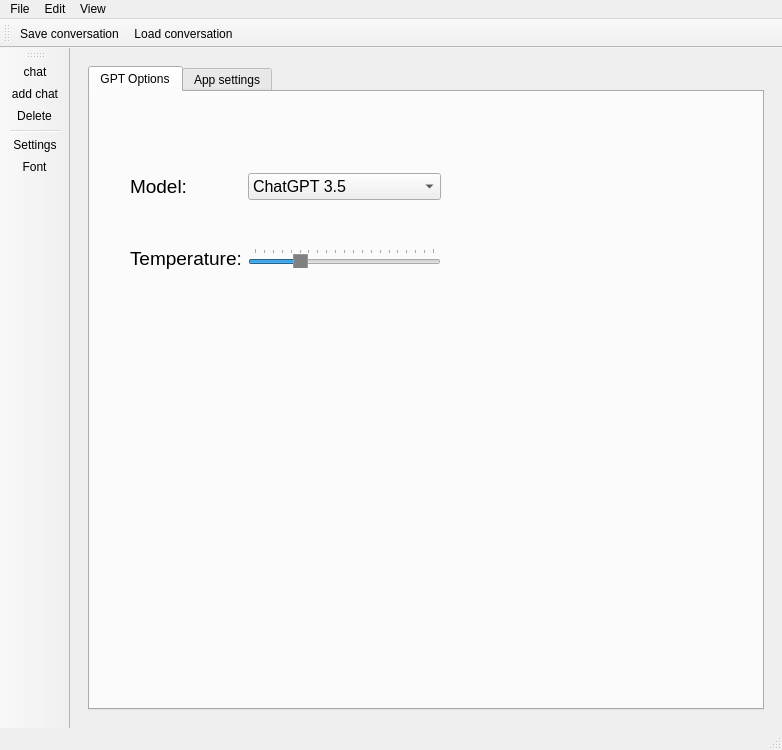
Qt form UImainwindow.ui (Dduthie/EE_GPT) before a commit.
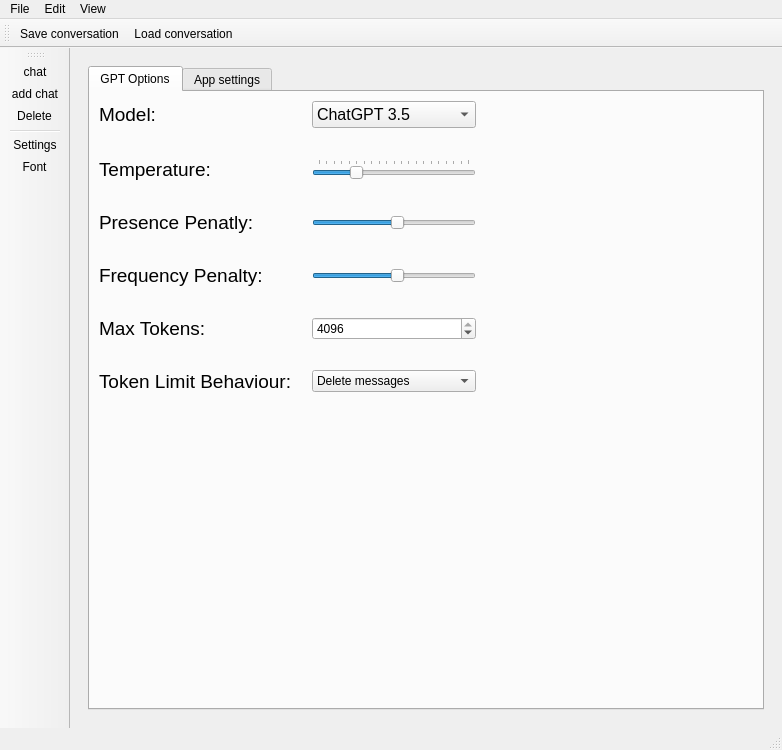
The same form after that commit. The open tabs and pages were chosen to show the change. Icons and pictures are not drawn.

```diff
--- a/UImainwindow.ui
+++ b/UImainwindow.ui
@@ -186,41 +186,15 @@
            <attribute name="title">
             <string>GPT Options</string>
            </attribute>
-           <widget class="QWidget" name="">
-            <property name="geometry">
-             <rect>
-              <x>40</x>
-              <y>40</y>
-              <width>311</width>
-              <height>181</height>
-             </rect>
-            </property>
+           <layout class="QGridLayout" name="gridLayout_7">
+            <item row="0" column="0">
             <layout class="QGridLayout" name="gridLayout_4">
-             <item row="0" column="0">
-              <widget class="QLabel" name="modelLabel">
-               <property name="sizePolicy">
-                <sizepolicy hsizetype="Fixed" vsizetype="Fixed">
-                 <horstretch>0</horstretch>
-                 <verstretch>0</verstretch>
-                </sizepolicy>
-               </property>
-               <property name="font">
-                <font>
-                 <family>Segoe UI</family>
-                 <pointsize>14</pointsize>
-                </font>
-               </property>
-               <property name="layoutDirection">
-                <enum>Qt::LeftToRight</enum>
-               </property>
-               <property name="styleSheet">
-                <string notr="true"/>
-               </property>
-               <property name="text">
-                <string>Model:</string>
-               </property>
-              </widget>
-             </item>
+              <property name="horizontalSpacing">
+               <number>20</number>
+              </property>
+              <property name="verticalSpacing">
+               <number>30</number>
+              </property>
              <item row="0" column="1">
               <widget class="QComboBox" name="modelCombo">
                <property name="sizePolicy">
@@ -257,10 +231,35 @@
                </item>
               </widget>
              </item>
+              <item row="0" column="0">
+               <widget class="QLabel" name="modelLabel">
+                <property name="sizePolicy">
+                 <sizepolicy hsizetype="Preferred" vsizetype="Preferred">
+                  <horstretch>0</horstretch>
+                  <verstretch>0</verstretch>
+                 </sizepolicy>
+                </property>
+                <property name="font">
+                 <font>
+                  <family>Segoe UI</family>
+                  <pointsize>14</pointsize>
+                 </font>
+                </property>
+                <property name="layoutDirection">
+                 <enum>Qt::LeftToRight</enum>
+                </property>
+                <property name="styleSheet">
+                 <string notr="true"/>
+                </property>
+                <property name="text">
+                 <string>Model:</string>
+                </property>
+               </widget>
+              </item>
              <item row="1" column="0">
               <widget class="QLabel" name="tempLabel">
                <property name="sizePolicy">
-                <sizepolicy hsizetype="Fixed" vsizetype="Fixed">
+                 <sizepolicy hsizetype="Preferred" vsizetype="Preferred">
                  <horstretch>0</horstretch>
                  <verstretch>0</verstretch>
                 </sizepolicy>
@@ -282,6 +281,67 @@
                </property>
               </widget>
              </item>
+              <item row="4" column="0">
+               <widget class="QLabel" name="label_6">
+                <property name="font">
+                 <font>
+                  <family>Segoe UI</family>
+                  <pointsize>14</pointsize>
+                 </font>
+                </property>
+                <property name="text">
+                 <string>Max Tokens:</string>
+                </property>
+               </widget>
+              </item>
+              <item row="5" column="1">
+               <widget class="QComboBox" name="comboBox">
+                <item>
+                 <property name="text">
+                  <string>Delete messages</string>
+                 </property>
+                </item>
+                <item>
+                 <property name="text">
+                  <string>Summarize conversation</string>
+                 </property>
+                </item>
+                <item>
+                 <property name="text">
+                  <string>Choose messages</string>
+                 </property>
+                </item>
+               </widget>
+              </item>
+              <item row="2" column="1">
+               <widget class="QSlider" name="horizontalSlider">
+                <property name="minimum">
+                 <number>1</number>
+                </property>
+                <property name="maximum">
+                 <number>20</number>
+                </property>
+                <property name="value">
+                 <number>11</number>
+                </property>
+                <property name="orientation">
+                 <enum>Qt::Horizontal</enum>
+                </property>
+               </widget>
+              </item>
+              <item row="5" column="0">
+               <widget class="QLabel" name="label_2">
+                <property name="font">
+                 <font>
+                  <family>Segoe UI</family>
+                  <pointsize>14</pointsize>
+                 </font>
+                </property>
+                <property name="text">
+                 <string>Token Limit Behaviour:</string>
+                </property>
+               </widget>
+              </item>
              <item row="1" column="1">
               <widget class="QSlider" name="tempSlider">
                <property name="sizePolicy">
@@ -299,14 +359,7 @@
         height: 5px;
     }
 
-    QSlider::handle:horizontal {
-        background: grey;
-        border: 1px solid #999999;
-        width: 10px;
-        height: 10px;
-        margin: -5px 0;
-        border-radius: 10px;
-    }</string>
+</string>
                </property>
                <property name="minimum">
                 <number>0</number>
@@ -337,8 +390,90 @@
                </property>
               </widget>
              </item>
-            </layout>
-           </widget>
+              <item row="2" column="0">
+               <widget class="QLabel" name="label_4">
+                <property name="font">
+                 <font>
+                  <family>Segoe UI</family>
+                  <pointsize>14</pointsize>
+                 </font>
+                </property>
+                <property name="text">
+                 <string>Presence Penatly:</string>
+                </property>
+               </widget>
+              </item>
+              <item row="4" column="1">
+               <widget class="QSpinBox" name="spinBox">
+                <property name="minimum">
+                 <number>1</number>
+                </property>
+                <property name="maximum">
+                 <number>4096</number>
+                </property>
+                <property name="value">
+                 <number>4096</number>
+                </property>
+               </widget>
+              </item>
+              <item row="3" column="0">
+               <widget class="QLabel" name="label_7">
+                <property name="font">
+                 <font>
+                  <family>Segoe UI</family>
+                  <pointsize>14</pointsize>
+                 </font>
+                </property>
+                <property name="text">
+                 <string>Frequency Penalty:</string>
+                </property>
+               </widget>
+              </item>
+              <item row="3" column="1">
+               <widget class="QSlider" name="horizontalSlider_2">
+                <property name="minimum">
+                 <number>1</number>
+                </property>
+                <property name="maximum">
+                 <number>20</number>
+                </property>
+                <property name="value">
+                 <number>11</number>
+                </property>
+                <property name="orientation">
+                 <enum>Qt::Horizontal</enum>
+                </property>
+               </widget>
+              </item>
+             </layout>
+            </item>
+            <item row="1" column="0">
+             <spacer name="verticalSpacer_3">
+              <property name="orientation">
+               <enum>Qt::Vertical</enum>
+              </property>
+              <property name="sizeHint" stdset="0">
+               <size>
+                <width>20</width>
+                <height>40</height>
+               </size>
+              </property>
+             </spacer>
+            </item>
+            <item row="0" column="1">
+             <spacer name="horizontalSpacer_4">
+              <property name="orientation">
+               <enum>Qt::Horizontal</enum>
+              </property>
+              <property name="sizeHint" stdset="0">
+               <size>
+                <width>40</width>
+                <height>20</height>
+               </size>
+              </property>
+             </spacer>
+            </item>
+           </layout>
           </widget>
           <widget class="QWidget" name="tab_2">
            <attribute name="title">
```
Left out of the diff: 241 changed lines with no effect on the pictures. Lines whose indentation alone changed are shown as unchanged.
